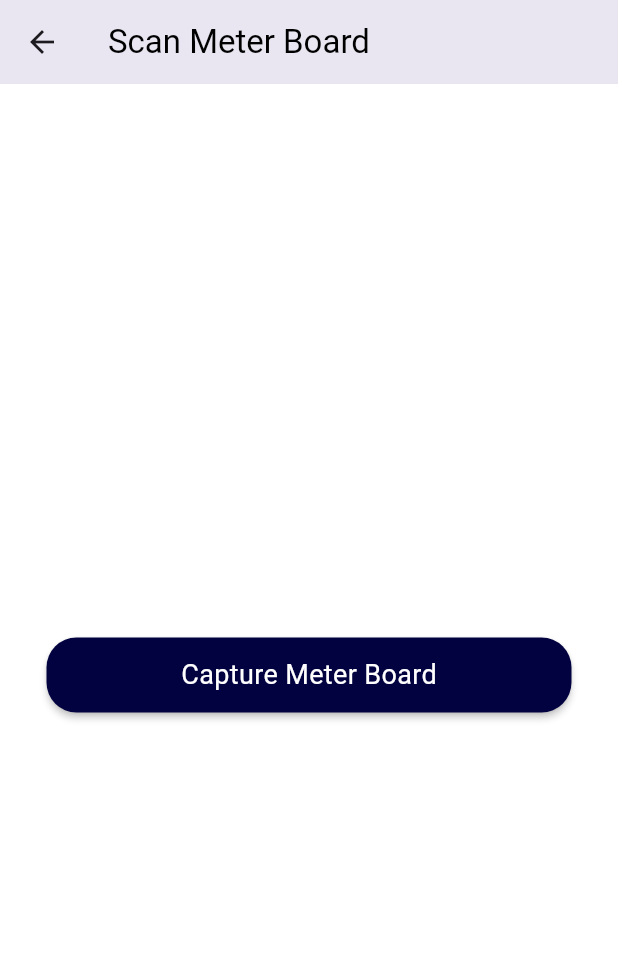
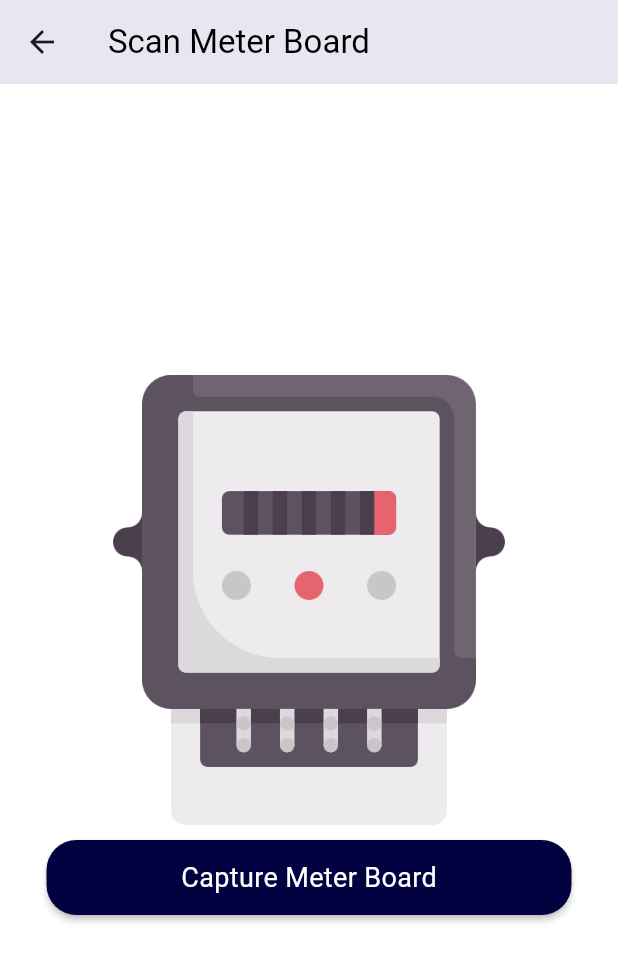
Before and after one commit to bhagyanimash/MeterMate, a Flutter app: the MeterScanPage screen opened by its route, on a phone screen of 412 x 824 dp. Shown: the top 962 px of the screen. Run offline on Flutter 3.47's test engine with Material 3 defaults, Android fonts, the phone set to English and light mode, and no system bars; our stand-ins replace cloud_firestore, firebase_auth, firebase_core, fluttertoast, google_maps_flutter, image_picker and 4 more; missing offline and left inert: flutter_barcode_scanner, google_ml_kit; accounts and stored records are empty.

Commit message:
modified qr_scan_page and meter_scan_page

```diff
--- a/lib/pages/add_account_page.dart
+++ b/lib/pages/add_account_page.dart
@@ -188,8 +188,7 @@ class _AddAccountPageState extends State<AddAccountPage> {
                                   toastLength: Toast.LENGTH_SHORT,
                                   gravity: ToastGravity.CENTER,
                                   timeInSecForIosWeb: 1,
-                                  backgroundColor:
-                                      const Color.fromRGBO(3, 2, 64, 1.000),
+                                  backgroundColor: Colors.blueAccent,
                                   textColor: Colors.white,
                                   fontSize: 16.0),
                               setState(() {
--- a/lib/pages/meter_scan_page.dart
+++ b/lib/pages/meter_scan_page.dart
@@ -11,6 +11,7 @@ class MeterScanPage extends StatefulWidget {
 
 class _MeterScanPageState extends State<MeterScanPage> {
   String _text = '';
+  bool _imagePicked = false;
   final ImagePicker _picker = ImagePicker();
 
   Future<void> _pickImage() async {
@@ -44,6 +45,7 @@ class _MeterScanPageState extends State<MeterScanPage> {
       // Update the state with the extracted numeric text.
       setState(() {
         _text = numericText.toString();
+        _imagePicked = true;
       });
 
       // Don't forget to close the detector when it's no longer needed.
@@ -69,10 +71,28 @@ class _MeterScanPageState extends State<MeterScanPage> {
         child: Column(
           mainAxisAlignment: MainAxisAlignment.center,
           children: [
+            Center(
+              child: Image.asset(
+                'images/meter.png',
+                width: 300,
+              ),
+            ),
             const SizedBox(
-              height: 40,
+              height: 10,
             ),
-            if (_text.isNotEmpty) SelectableText(_text),
+            if (_text.isNotEmpty)
+              Container(
+                margin: const EdgeInsets.all(30),
+                child: Material(
+                  borderRadius: BorderRadius.circular(10),
+                  elevation: 5,
+                  child: Container(
+                    //margin: EdgeInsets.all(20),
+                    padding: const EdgeInsets.all(20),
+                    child: SelectableText(_text + "kWh"),
+                  ),
+                ),
+              ),
             SizedBox(
               height: 50,
               width: 350,
@@ -95,6 +115,28 @@ class _MeterScanPageState extends State<MeterScanPage> {
             const SizedBox(
               height: 20,
             ),
+            if (_imagePicked)
+              SizedBox(
+                height: 50,
+                width: 350,
+                child: RawMaterialButton(
+                  fillColor: const Color.fromRGBO(3, 2, 64, 1.000),
+                  //elevation: 0.0,
+                  //padding: EdgeInsets.symmetric(),
+                  shape: RoundedRectangleBorder(
+                      borderRadius: BorderRadius.circular(20.0)),
+                  onPressed: () {
+                    Navigator.pushNamed(context, "billPage");
+                  },
+                  child: const Text(
+                    "Calculate Bill",
+                    style: TextStyle(
+                      color: Colors.white,
+                      fontSize: 18.0,
+                    ),
+                  ),
+                ),
+              ),
           ],
         ),
       ),
```
Also changed, not shown: lib/pages/qr_scan_page.dart (+11 -4 lines), images/camera.png (added), images/meter.png (added), images/qr.png (added).
